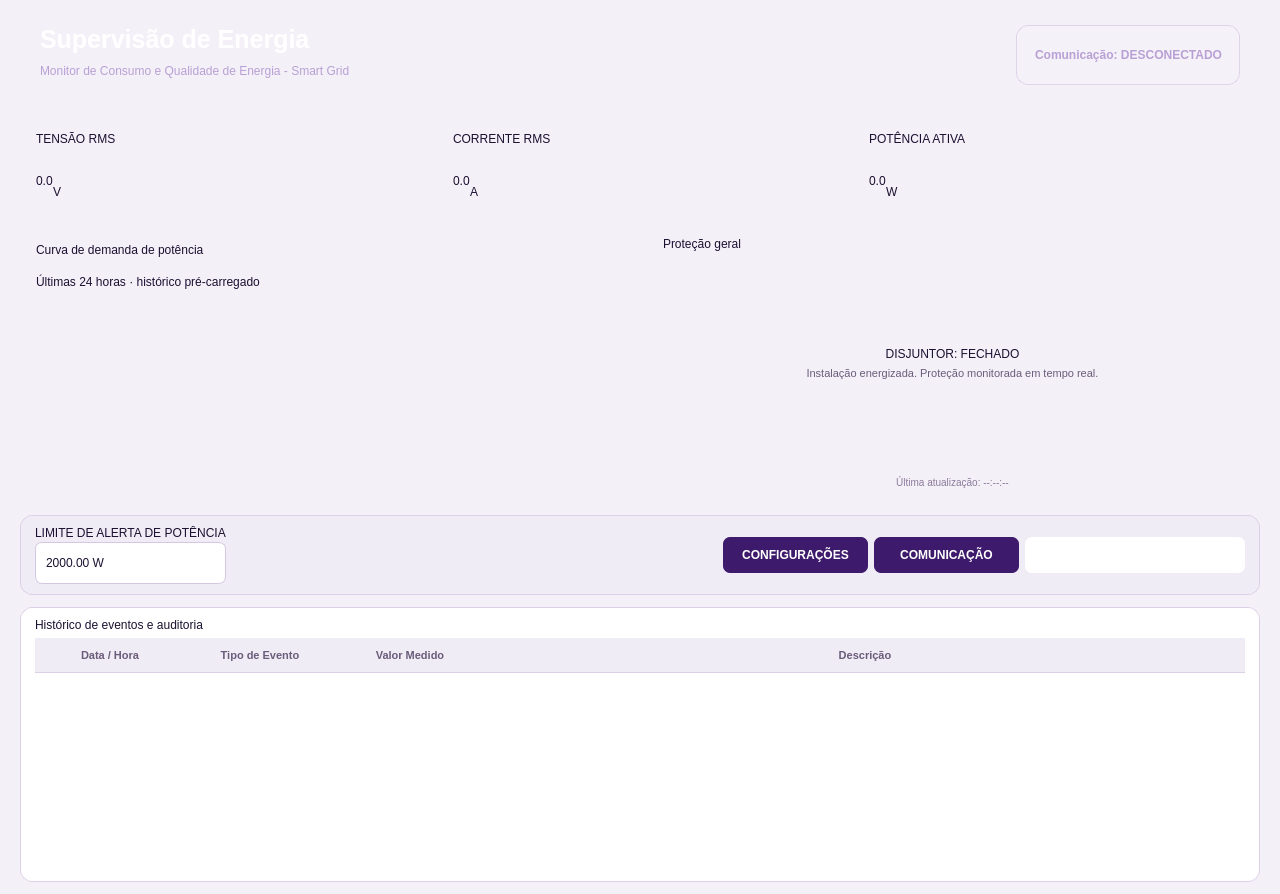
Qt form ui/dashboard.ui (JasmineAlves/SistemaSupervisaoControle-Desktop) before a commit.
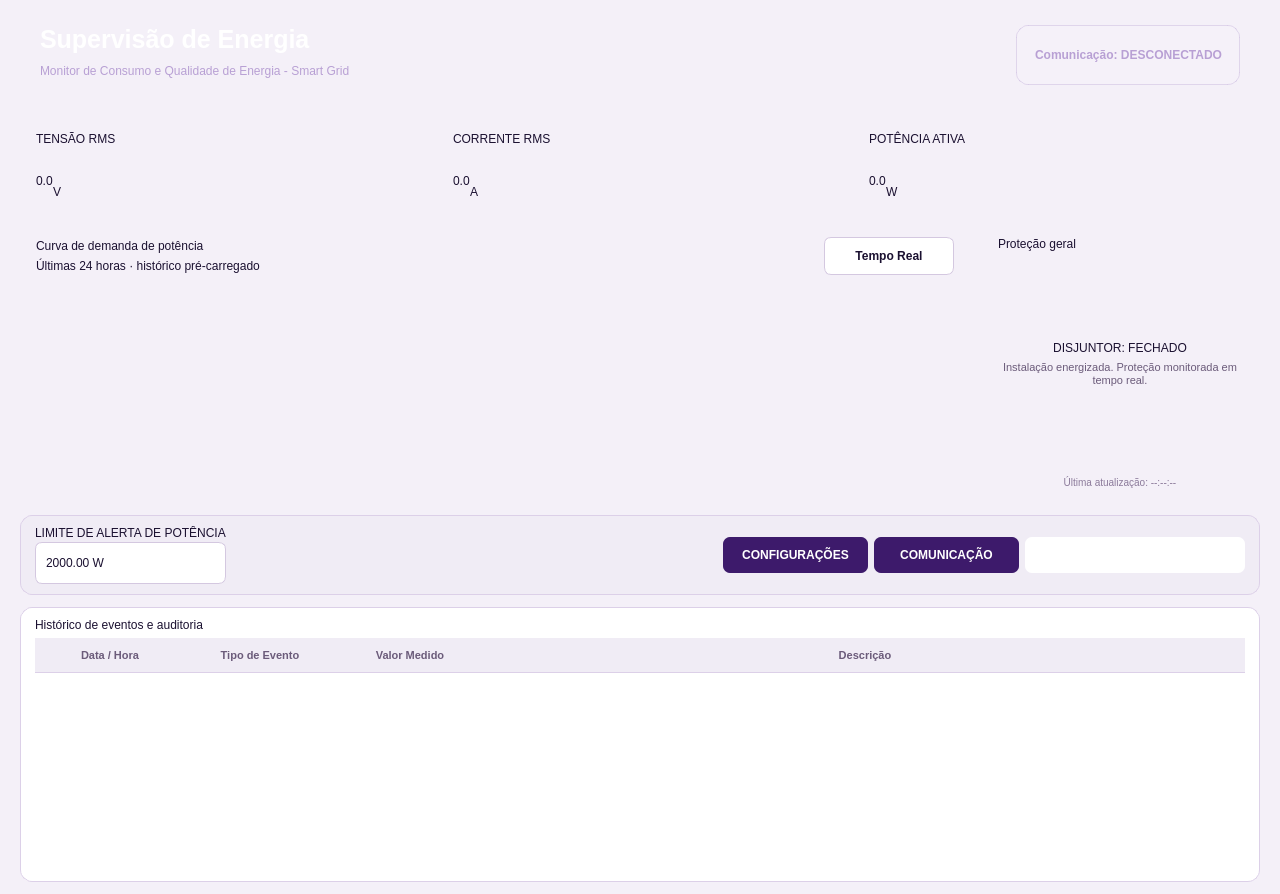
The same form after that commit.

Commit message: Implemnta mudança visual e adiciona opções de tempo real e 24h no gráfico

Patch:
```diff
--- a/ui/dashboard.ui
+++ b/ui/dashboard.ui
@@ -21,7 +21,6 @@
   </property>
   <property name="styleSheet">
    <string notr="true">
-/* ===== Base ===== */
 QMainWindow {
     background-color: #F4F0F8;
 }
@@ -40,7 +39,49 @@
     color: #ffffff;
 }
 
-/* ===== Cabeçalho ===== */
+QMessageBox QLabel#qt_msgboxex_icon_label {
+    background-color: transparent;
+    padding: 8px;
+}
+
+QMessageBox QPushButton {
+    background-color: #FFFFFF;
+    color: #1A1030;
+    border: 1px solid #D4C8E0;
+    border-radius: 7px;
+    padding: 8px 18px;
+    min-width: 90px;
+    min-height: 32px;
+    font-family: "Segoe UI";
+    font-size: 12px;
+    font-weight: 600;
+}
+
+QMessageBox QPushButton:hover {
+    background-color: #F0ECF5;
+    border-color: #8B5CF6;
+}
+
+QMessageBox QPushButton:pressed {
+    background-color: #DDD0E8;
+}
+
+QMessageBox QPushButton:default {
+    background-color: #3D1A6B;
+    color: #FFFFFF;
+    border: 1px solid #3D1A6B;
+}
+
+QMessageBox QPushButton:default:hover {
+    background-color: #4D2A7B;
+    border-color: #4D2A7B;
+}
+
+QMessageBox QPushButton:default:pressed {
+    background-color: #31124F;
+    border-color: #31124F;
+}
+
 QFrame#header {
     background: qlineargradient(x1:0, y1:0, x2:1, y2:0,
         stop:0 #1A0A30, stop:1 #3D1A6B);
@@ -78,7 +119,6 @@
     border-color: rgba(225, 184, 180, 0.4);
 }
 
-/* ===== Cards de métrica ===== */
 QFrame.metricCard {
     background-color: #FFFFFF;
     border: 1px solid #DCD0E8;
@@ -114,7 +154,6 @@
     font-size: 11px;
 }
 
-/* ===== Painéis genéricos ===== */
 QFrame.panel {
     background-color: #FFFFFF;
     border: 1px solid #DCD0E8;
@@ -132,7 +171,6 @@
     font-size: 11px;
 }
 
-/* ===== Card de status do disjuntor ===== */
 QFrame#statusCard {
     border-radius: 12px;
 }
@@ -169,7 +207,6 @@
     font-size: 10px;
 }
 
-/* ===== Controles ===== */
 QFrame#controlePanel {
     background-color: #F0ECF5;
     border: 1px solid #DCD0E8;
@@ -246,7 +283,6 @@
     background: #9E1B15;
 }
 
-/* ===== Histórico ===== */
 QFrame#historicoPanel {
     background-color: #FFFFFF;
     border: 1px solid #DCD0E8;
@@ -652,6 +688,21 @@
           <number>12</number>
          </property>
          <item>
+ <layout class="QHBoxLayout" name="layout_cabecalho_grafico">
+
+  <property name="spacing">
+   <number>10</number>
+  </property>
+
+  <!-- Título e subtítulo -->
+  <item>
+   <layout class="QVBoxLayout" name="layout_titulo_grafico">
+
+    <property name="spacing">
+     <number>2</number>
+    </property>
+
+    <item>
           <widget class="QLabel" name="lbl_grafico_titulo">
            <property name="text">
             <string>Curva de demanda de potência</string>
@@ -661,6 +712,7 @@
            </property>
           </widget>
          </item>
+
          <item>
           <widget class="QLabel" name="lbl_grafico_subtitulo">
            <property name="text">
@@ -670,6 +722,46 @@
             <string>panelSubtitle</string>
            </property>
           </widget>
+    </item>
+
+   </layout>
+  </item>
+
+  <!-- Empurra o botão para a direita -->
+  <item>
+   <spacer name="spacer_cabecalho_grafico">
+    <property name="orientation">
+     <enum>Qt::Orientation::Horizontal</enum>
+    </property>
+
+    <property name="sizeHint" stdset="0">
+     <size>
+      <width>20</width>
+      <height>20</height>
+     </size>
+    </property>
+   </spacer>
+  </item>
+
+  <!-- Botão de tempo real -->
+  <item>
+   <widget class="QPushButton" name="btn_tempo_real">
+
+    <property name="minimumSize">
+     <size>
+      <width>130</width>
+      <height>34</height>
+     </size>
+    </property>
+
+    <property name="text">
+     <string>Tempo Real</string>
+    </property>
+
+   </widget>
+  </item>
+
+ </layout>
          </item>
          <item>
           <widget class="QWidget" name="widget_grafico" native="true">
```
Left out of the diff: 13 changed lines with no effect on the pictures. Lines whose indentation alone changed are shown as unchanged. The commit also changes 2 other files.
